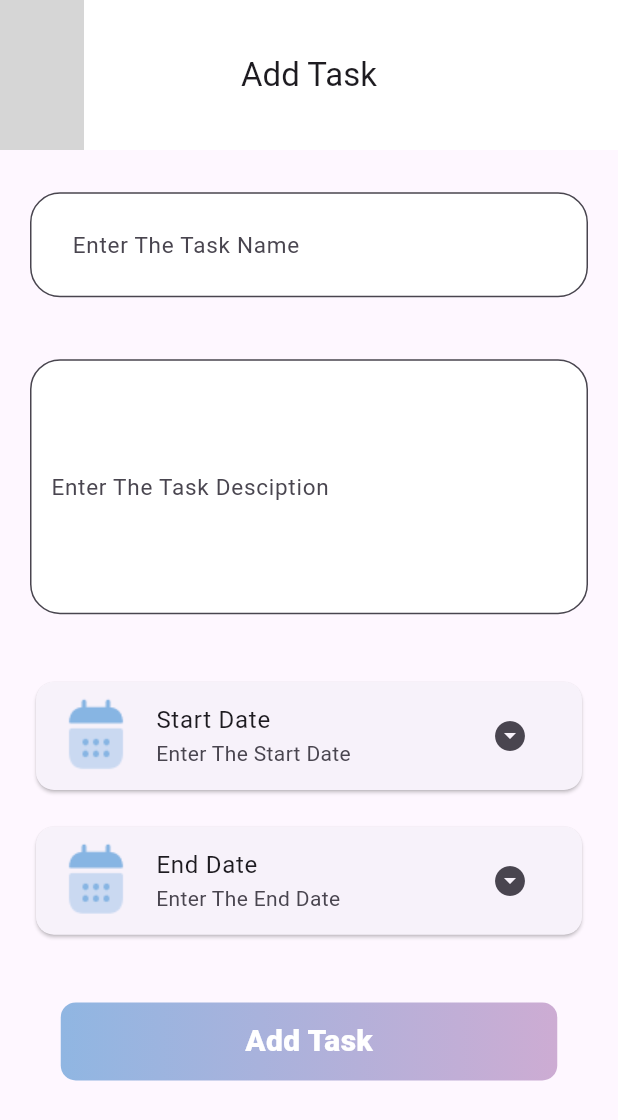
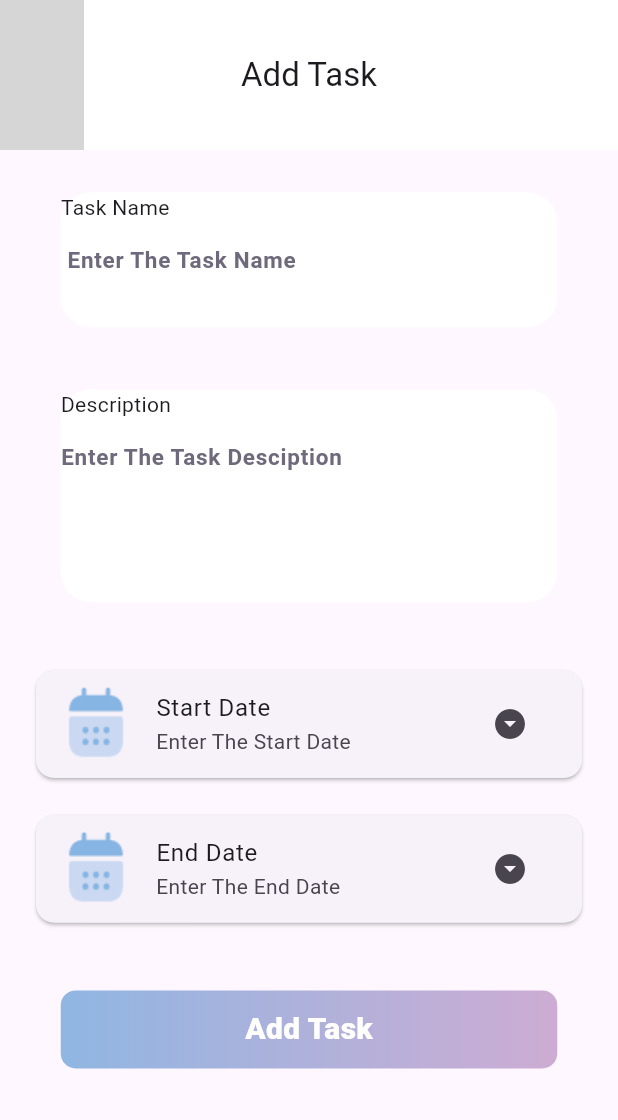
Before and after one commit to Elfouly2004/ToDo_Note, a Flutter app: the homescreen screen opened directly with empty values, after a tap on the "add" icon, on a phone screen of 412 x 824 dp. Shown: the top 1120 px of the screen. Run offline on Flutter 3.47's test engine with Material 3 defaults, Android fonts, the phone set to English and light mode, and no system bars; our stand-ins replace hive, hive_flutter, image_picker; accounts and stored records are empty; grey boxes are pictures that could not be loaded.

Commit message:
add task

```diff
--- a/lib/core/features/Home/homescreen.dart
+++ b/lib/core/features/Home/homescreen.dart
@@ -4,9 +4,9 @@ import 'package:todo/core/utils/Appcolors.dart';
 import 'package:todo/core/utils/Appimages.dart';
 import 'package:intl/intl.dart';
 import 'package:todo/core/features/Home/widgets/homebody.dart';
+import '../Tasks/model/model.dart';
+import '../Tasks/widgets/addtask.dart';
 
-
-import '../Tasks/widgets/addtask.dart';
 class homescreen extends StatefulWidget {
   String name="";
   final String photo;
@@ -168,17 +168,29 @@ class _homescreenState extends State<homescreen> {
 
 
       body: Column(
+        // crossAxisAlignment: CrossAxisAlignment.center,
         children: [
 
-          homebody(),
+          writenote.isEmpty? const Text("No Notes Yet ",
+            style: TextStyle(fontSize: 40),): homebody(),
+
+
+
 
           Padding(
-            padding: const EdgeInsets.only(bottom: 40),
+            padding:  EdgeInsets.only( bottom:60),
+            child: Center(
               child: GestureDetector(
                 onTap:  () {
+               setState(() {
                  Navigator.push(context, MaterialPageRoute(builder: (context) {
-                 return addtask();
+                   return addtask(
+                     photo: photo,
+                     name,
+
+                   );
                  },));
+               });
                 },
                 child: Container(
                   width: 55,
@@ -196,6 +208,7 @@ class _homescreenState extends State<homescreen> {
                   ),
                 ),
               ),
+            ),
           )
         ],
       ),
--- a/lib/core/features/Tasks/model/model.dart
+++ b/lib/core/features/Tasks/model/model.dart
@@ -1,27 +1,21 @@
 
+import 'package:flutter/material.dart';
 import 'package:hive/hive.dart';
-part 'model.g.dart';
 
-@HiveType(typeId: 0)
 
-class Notes extends HiveObject{
-  String textName;
+
+class Notes {
+  String taskName;
   String decsrption;
 
 
-  Notes({
-
-        @HiveField(0)
-    required this.textName,
-        @HiveField(1)
+  Notes(
+      {
+    required this.taskName,
     required  this.decsrption,
-
-     });
+     }
+     );
 }
 
 
-
-
-List <Notes> Note=[
-
-];
+List<Notes> writenote = List.empty(growable: true);
--- a/lib/core/features/Tasks/widgets/addtask.dart
+++ b/lib/core/features/Tasks/widgets/addtask.dart
@@ -1,21 +1,32 @@
 import 'package:flutter/material.dart';
 import 'package:intl/intl.dart';
+import 'package:todo/core/features/Home/homescreen.dart';
+import 'package:todo/core/features/Home/widgets/homebody.dart';
 import 'package:todo/core/features/Tasks/model/model.dart';
 import 'package:todo/core/utils/Appimages.dart';
 import '../../../utils/Appcolors.dart';
 import '../../../utils/Apptexts.dart';
+import '../model/model.dart';
 
 class addtask extends StatefulWidget {
-  const addtask({super.key});
+ addtask(this.name,{required this.photo,});
+  String name="";
+  final String photo;
 
   @override
-  State<addtask> createState() => _addtaskState();
+  State<addtask> createState() => _addtaskState(this.name,this.photo);
 }
 
 class _addtaskState extends State<addtask> {
-  String taskname="";
-  final myController = TextEditingController();
+  String name="";
+  final String photo;
+  _addtaskState(this.name,this.photo);
+  String  ?taskname;
+  String? description;
+  TextEditingController namecontroller = TextEditingController();
+  TextEditingController descriptioncontroller = TextEditingController();
   DateTime selectedDate = DateTime.now();
+
 
   Future<void> _selectDate(BuildContext context) async {
     final DateTime? picked = await showDatePicker(
@@ -33,8 +44,11 @@ class _addtaskState extends State<addtask> {
   GlobalKey<FormState> formkey1= GlobalKey <FormState>();
   GlobalKey<FormState> formkey2= GlobalKey <FormState>();
 
+  void Function(String?)? onsaved;
+
   @override
   Widget build(BuildContext context) {
+    var index;
     return Scaffold(
       appBar: AppBar(
         toolbarHeight: 100,
@@ -57,89 +71,101 @@ class _addtaskState extends State<addtask> {
           padding: const EdgeInsets.all(20),
           child: Column(
             children: [
+
               SizedBox(height:MediaQuery.sizeOf(context).height*0.01,),
 
-              Center(
-                child: Form(
+              Container(
+                height: 90,
+                width: 331,
+                decoration:  BoxDecoration(
+                  color: Colors.white,
+                  borderRadius: BorderRadius.circular(20),
+                ),
+                child: Column(
+                  crossAxisAlignment: CrossAxisAlignment.start,
+                  children: [
+
+                    Text("Task Name",style: TextStyle(
+                          fontSize: 14
+                        ),),
+
+
+                     Form(
                       key:formkey1,
                       child: TextFormField(
-
+                        controller: namecontroller,
                         keyboardType: TextInputType.name,
                         style: TextStyle(
                           fontSize: 20,
                           fontWeight: FontWeight.w600,
-
                         ),
                         decoration: InputDecoration(
-                      fillColor: Colors.white,
-                      filled: true,
+                          border: InputBorder.none,
+                          focusedBorder: InputBorder.none,
+                          enabledBorder: InputBorder.none,
 
-                      border: OutlineInputBorder(
-                          borderRadius: BorderRadius.circular(20)),
-                      labelText: " Enter The Task Name   ",
-                      contentPadding: EdgeInsets.only(left: 20,top: 40,),
-
-                      labelStyle: TextStyle(fontSize: 15),
+                          hintText: " Enter The Task Name   ",
+                          hintStyle: TextStyle(fontSize: 15,color: Color(0xff6E6A7C)),
                         ),
-
                         validator: (value) {
                           if(value!.isEmpty==true){
-                        return "you should write your name";
+                            return "you should write your task name";
                           }else return null;
-                    },
-                    controller: TextEditingController(),
-                    onChanged: (value) {
-                      // Notes(textName: taskname);
-                      // value=taskname;
                         },
 
 
+                      ),
+                    ),
+                  ],
 
-                  ),
                 ),
               ),
 
               SizedBox(height:MediaQuery.sizeOf(context).height*0.05,),
 
-              Center(
-                child: Form(
+              Container(
+                height: 142,
+                width: 331,
+                decoration:  BoxDecoration(
+                  color: Colors.white,
+                  borderRadius: BorderRadius.circular(20),
+                ),
+                child: Column(
+                  crossAxisAlignment: CrossAxisAlignment.start,
+                  children: [
+
+                    Text("Description",style: TextStyle(
+                        fontSize: 14
+                    ),),
+
+                    Form(
                       key:formkey2,
                       child: TextFormField(
-
+                         controller: descriptioncontroller,
                         keyboardType: TextInputType.name,
                         style: TextStyle(
                           fontSize: 20,
                           fontWeight: FontWeight.w600,
-
                         ),
-                    maxLines: 5,
-                    minLines: 5,
                         decoration: InputDecoration(
-
-                      fillColor: Colors.white,
-                      filled: true,
-                      border: OutlineInputBorder(
-                          borderRadius: BorderRadius.circular(20)
+                          border: InputBorder.none,
+                          focusedBorder: InputBorder.none,
+                          enabledBorder: InputBorder.none,
+                          hintText: "Enter The Task Desciption    ",
+                          hintStyle: TextStyle(fontSize: 15,color: Color(0xff6E6A7C)),
                         ),
-                      labelText: "Enter The Task Desciption  ",
-                      contentPadding: EdgeInsets.all(10),
-
-
-                      labelStyle: TextStyle(fontSize: 15),
-                    ),
-
-
-                    // onChanged: (value) {
-                    //   name=(value);
-                    // },
 
                         validator: (value) {
                           if(value!.isEmpty==true){
-                        return "you should write your name";
+                            return "you should write your task name";
                           }else return null;
                         },
 
+
                       ),
+                    ),
+                  ],
+
                 ),
               ),
 
@@ -179,12 +205,28 @@ class _addtaskState extends State<addtask> {
 
 
               GestureDetector(
-                onTap: () {
-                  // Note.add(Notes(textName: taskname));
+                onTap:() {
+
+                    String taskname = namecontroller.text.trim();
+                    String description =descriptioncontroller.text.trim();
+                    if(taskname.isNotEmpty&&description.isNotEmpty){
+                      namecontroller.text='';
+                      descriptioncontroller.text='';
+                      writenote.add(Notes(taskName:taskname, decsrption: description));
+
+                      Navigator.push(context, MaterialPageRoute(builder: (context) =>homescreen(name, photo: photo) ,)).then((k){
+                        setState(() {
+
+                        });
+                      });
+
+                    }
+
                 },
                 child: Container(
                   height:52 ,
                   width: 331,
+
                   decoration: BoxDecoration(
                       gradient: LinearGradient(
                           colors: [
--- a/lib/core/utils/Apptexts.dart
+++ b/lib/core/utils/Apptexts.dart
@@ -12,6 +12,7 @@ class AppTexts {
   static const String update = "Update photo";
 
   static const String Addtask = "Add Task";
+
    static const String NotesBox = "Notebox";
 
 
--- a/pubspec.yaml
+++ b/pubspec.yaml
@@ -41,6 +41,7 @@ dependencies:
   syncfusion_flutter_datepicker: ^25.2.5
   hive: ^2.2.3
   hive_flutter: ^1.1.0
+  flutter_bloc: ^8.1.5
 
 
 dev_dependencies:
```
Also changed, not shown: lib/core/features/Boarding/onBoarding.dart (+6 -2 lines), lib/core/features/Home/widgets/homebody.dart (+5 -26 lines), lib/core/features/regester/regester.dart (+53 -80 lines), lib/core/features/Tasks/data/data.dart (added), pubspec.lock. Lines whose indentation alone changed are shown as unchanged.
